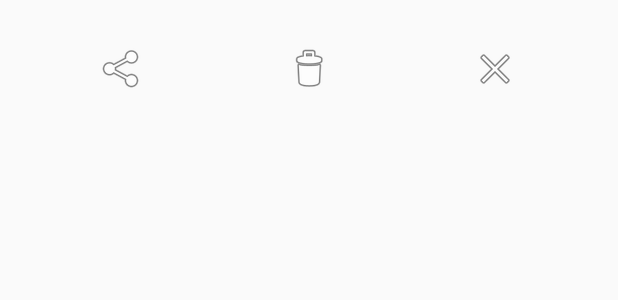
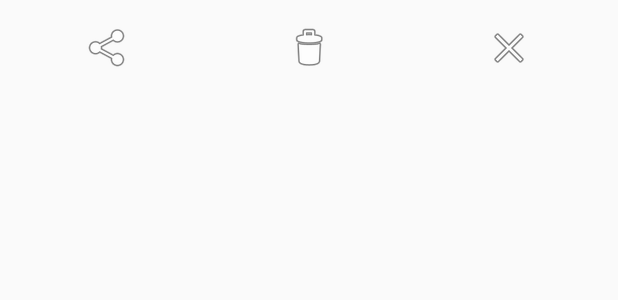
Before and after one commit to byteShaft/Screenshot-utility, an Android app: the layout activity_dialog.xml on its own in the app's theme, with its tools: preview values and no code run, on a phone screen of 412 x 824 dp. Shown: the top 300 px of the screen. Run offline under Robolectric (Android 15) with nearby library versions, the phone set to English and light mode, and no system bars.

```diff
--- a/app/src/main/res/layout/activity_dialog.xml
+++ b/app/src/main/res/layout/activity_dialog.xml
@@ -11,7 +11,7 @@
         android:layout_width="match_parent"
         android:layout_height="wrap_content"
         android:orientation="horizontal"
-        android:padding="20dp"
+        android:padding="6dp"
         android:weightSum="3">
 
         <ImageButton
@@ -20,7 +20,7 @@
             android:layout_height="wrap_content"
             android:layout_gravity="center"
             android:layout_weight="1"
-            android:background="@null"
+            android:background="?android:attr/selectableItemBackgroundBorderless"
             android:padding="10dp"
             android:src="@android:drawable/ic_menu_share" />
 
@@ -29,7 +29,7 @@
             android:layout_width="wrap_content"
             android:layout_height="wrap_content"
             android:layout_weight="1"
-            android:background="@null"
+            android:background="?android:attr/selectableItemBackgroundBorderless"
             android:padding="10dp"
             android:src="@android:drawable/ic_menu_delete" />
 
@@ -38,7 +38,7 @@
             android:layout_width="wrap_content"
             android:layout_height="wrap_content"
             android:layout_weight="1"
-            android:background="@null"
+            android:background="?android:attr/selectableItemBackgroundBorderless"
             android:padding="10dp"
             android:src="@android:drawable/ic_menu_close_clear_cancel" />
     </LinearLayout>
```
Also changed, not shown: app/src/main/java/com/byteshaft/screenshotapp/DialogActivity.java (+6 -1 lines).
